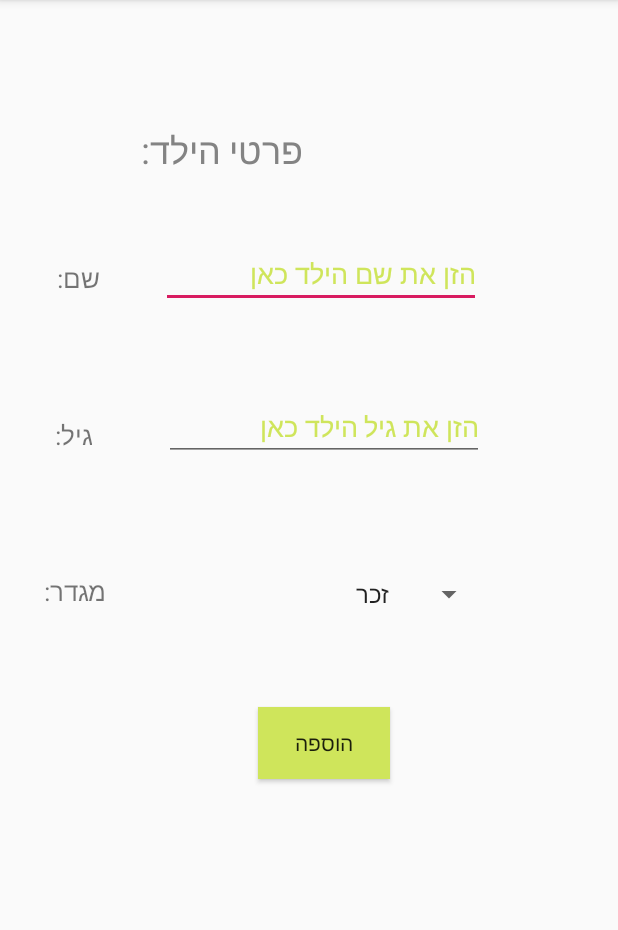
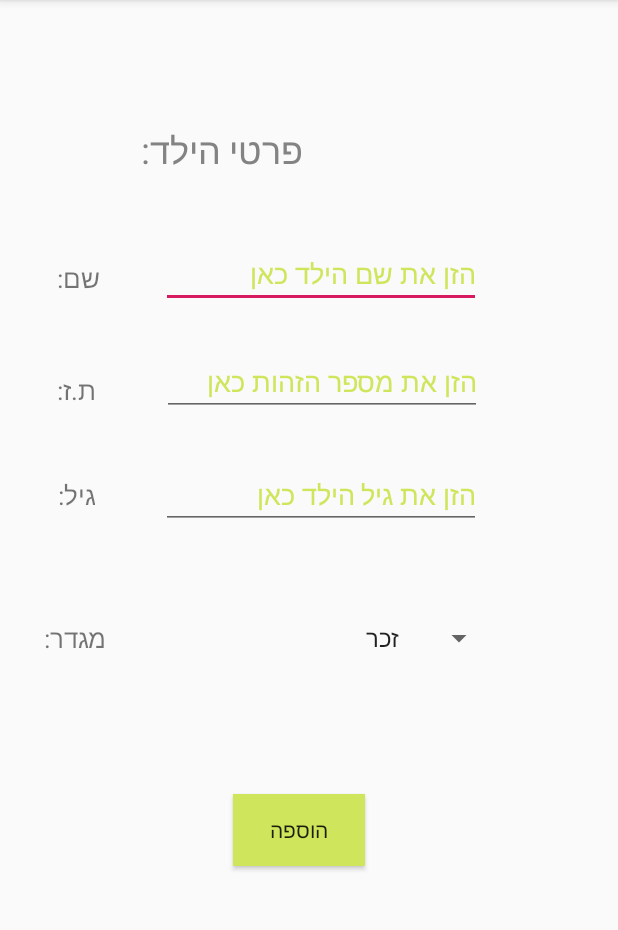
Before and after one commit to GiladGuralnik/GifMyNeeds, an Android app: the AddChildActivity screen opened directly, with no data from a screen before it, on a phone screen of 412 x 824 dp, the part 84-1014 px from its top. Run offline under Robolectric (Android 15) with nearby library versions, the phone set to English and light mode, and no system bars.

Commit message:
added id feild to child

```diff
--- a/app/src/main/java/com/gifmyneeds/activities/child/AddChildActivity.java
+++ b/app/src/main/java/com/gifmyneeds/activities/child/AddChildActivity.java
@@ -16,8 +16,10 @@ import com.gifmyneeds.models.Child;
 public class AddChildActivity extends AppCompatActivity implements View.OnClickListener{
         private EditText etName;
         private EditText etAge;
+        private EditText etID;
         private Spinner genderSpinner;
-        private Button btnSubChild;
+
+    private Button btnSubChild;
         private static final String TAG = "Main";
 
 
@@ -26,6 +28,7 @@ public class AddChildActivity extends AppCompatActivity implements View.OnClickL
             super.onCreate(savedInstanceState);
             setContentView(R.layout.add_child_activity_layout);
 
+            etID = (EditText) findViewById(R.id.etID);
             etName = (EditText) findViewById(R.id.etName);
             etAge = (EditText) findViewById(R.id.etAge);
             btnSubChild = (Button) findViewById(R.id.btnSubChild);
@@ -63,7 +66,9 @@ public class AddChildActivity extends AppCompatActivity implements View.OnClickL
                     String name = etName.getText().toString();
                     String gender = genderSpinner.getSelectedItem().toString();
                     String age = etAge.getText().toString();
-                    child = new Child(name, age, gender);
+                    String id = etID.getText().toString();
+
+                    child = new Child(id,name, age, gender);
 
                     //TODO add incomingChild object to child database
 
--- a/app/src/main/java/com/gifmyneeds/activities/menus/ChildMenuActivity.java
+++ b/app/src/main/java/com/gifmyneeds/activities/menus/ChildMenuActivity.java
@@ -152,11 +152,11 @@ import java.util.ArrayList;
             Child dana = null;
             Child mike = null;
             try {
-                john = new Child("John", "5", "זכר");
-                ron = new Child("Ron", "8", "זכר");
-                mira = new Child("Mira", "3", "נקבה");
-                dana = new Child("Dana", "2", "נקבה");
-                mike = new Child("Mike", "8", "זכר");
+                john = new Child("1234","John", "5", "זכר");
+                ron = new Child("4321","Ron", "8", "זכר");
+                mira = new Child("1122","Mira", "3", "נקבה");
+                dana = new Child("1232","Dana", "2", "נקבה");
+                mike = new Child("2233","Mike", "8", "זכר");
 
                 childsList.add(john);
                 childsList.add(ron);
--- a/app/src/main/java/com/gifmyneeds/adapters/ChildListAdapter.java
+++ b/app/src/main/java/com/gifmyneeds/adapters/ChildListAdapter.java
@@ -36,7 +36,8 @@ public class ChildListAdapter extends ArrayAdapter<Child> implements Filterable
         TextView name;
         TextView gender;
         TextView age;
-    }
+         TextView id;
+     }
 
     /**
      * Default constructor for the ChildListAdapter
@@ -55,11 +56,12 @@ public class ChildListAdapter extends ArrayAdapter<Child> implements Filterable
         String name = getItem(position).getFullName();
         String gender = getItem(position).getGender();
         String age = getItem(position).getAge();
+        String id = getItem(position).getId();
 
         //Create the child object with the information
         Child child = null;
         try {
-            child = new Child(name,gender,age);
+            child = new Child(id,name,gender,age);
         } catch (Exception e) {
             e.printStackTrace();
         }
--- a/app/src/main/res/layout/add_child_activity_layout.xml
+++ b/app/src/main/res/layout/add_child_activity_layout.xml
@@ -32,12 +32,30 @@
         android:layout_alignParentLeft="true"
         android:layout_alignParentTop="true"
         android:layout_centerHorizontal="true"
-        android:layout_marginStart="109dp"
-        android:layout_marginLeft="109dp"
-        android:layout_marginTop="262dp"
+        android:layout_marginStart="107dp"
+        android:layout_marginLeft="107dp"
+        android:layout_marginTop="307dp"
         android:autofillHints=""
         android:ems="10"
         android:hint="@string/enter_age"
+        android:inputType="number"
+        android:textColorHint="@color/colorAccentShlomi"
+        tools:targetApi="o" />
+
+    <EditText
+        android:id="@+id/etID"
+        android:layout_width="wrap_content"
+        android:layout_height="wrap_content"
+        android:layout_alignParentStart="true"
+        android:layout_alignParentLeft="true"
+        android:layout_alignParentTop="true"
+        android:layout_centerHorizontal="true"
+        android:layout_marginStart="108dp"
+        android:layout_marginLeft="108dp"
+        android:layout_marginTop="232dp"
+        android:autofillHints=""
+        android:ems="10"
+        android:hint="@string/enter_id"
         android:inputType="number"
         android:textColorHint="@color/colorAccentShlomi"
         tools:targetApi="o" />
@@ -50,10 +68,10 @@
         android:layout_alignParentLeft="true"
         android:layout_alignParentTop="true"
         android:layout_centerHorizontal="true"
-        android:layout_marginStart="109dp"
-        android:layout_marginLeft="109dp"
+        android:layout_marginStart="116dp"
+        android:layout_marginLeft="116dp"
 
-        android:layout_marginTop="372dp" />
+        android:layout_marginTop="401dp" />
 
     <Button
         android:id="@+id/btnSubChild"
@@ -62,9 +80,9 @@
         android:layout_alignParentStart="true"
         android:layout_alignParentLeft="true"
         android:layout_alignParentTop="true"
-        android:layout_marginStart="172dp"
-        android:layout_marginLeft="172dp"
-        android:layout_marginTop="471dp"
+        android:layout_marginStart="155dp"
+        android:layout_marginLeft="155dp"
+        android:layout_marginTop="529dp"
         android:background="@drawable/button_selector"
         android:text="@string/submit" />
 
@@ -97,15 +115,28 @@
         android:textSize="17sp" />
 
     <TextView
+        android:id="@+id/textView3"
+        android:layout_width="wrap_content"
+        android:layout_height="wrap_content"
+        android:layout_alignParentStart="true"
+        android:layout_alignParentLeft="true"
+        android:layout_alignParentTop="true"
+        android:layout_marginStart="38dp"
+        android:layout_marginLeft="38dp"
+        android:layout_marginTop="248dp"
+        android:text="@string/ID_text"
+        android:textSize="17sp" />
+
+    <TextView
         android:id="@+id/textView4"
         android:layout_width="wrap_content"
         android:layout_height="wrap_content"
         android:layout_alignParentStart="true"
         android:layout_alignParentLeft="true"
         android:layout_alignParentTop="true"
-        android:layout_marginStart="36dp"
-        android:layout_marginLeft="36dp"
-        android:layout_marginTop="278dp"
+        android:layout_marginStart="38dp"
+        android:layout_marginLeft="38dp"
+        android:layout_marginTop="318dp"
         android:text="@string/age_text"
         android:textSize="17sp" />
 
@@ -118,7 +149,7 @@
         android:layout_alignParentTop="true"
         android:layout_marginStart="29dp"
         android:layout_marginLeft="29dp"
-        android:layout_marginTop="382dp"
+        android:layout_marginTop="413dp"
         android:text="@string/gender_text"
         android:textSize="17sp" />
 
```
